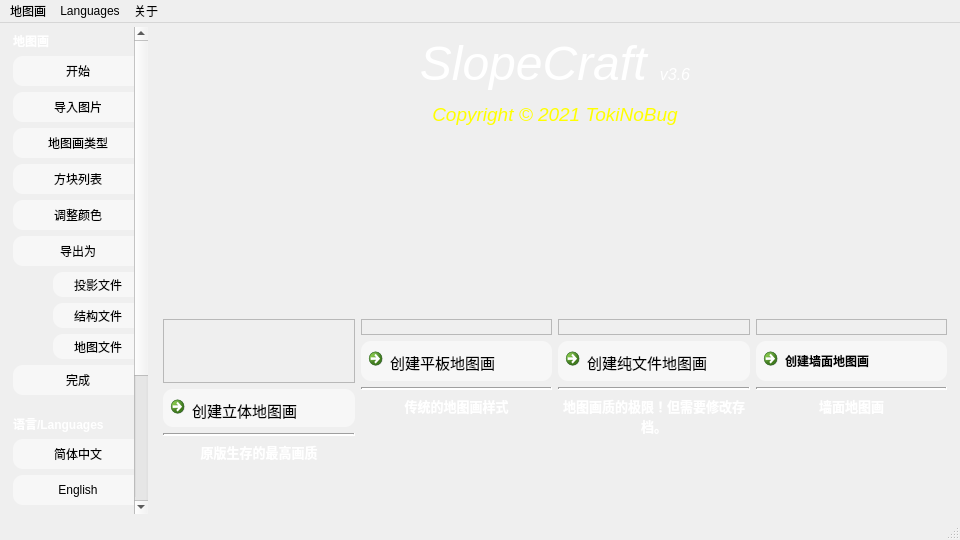
Before: the Qt Designer form SlopeCraftMain/others/mainwindow.ui in SlopeCraft/SlopeCraft, drawn with Qt 5.
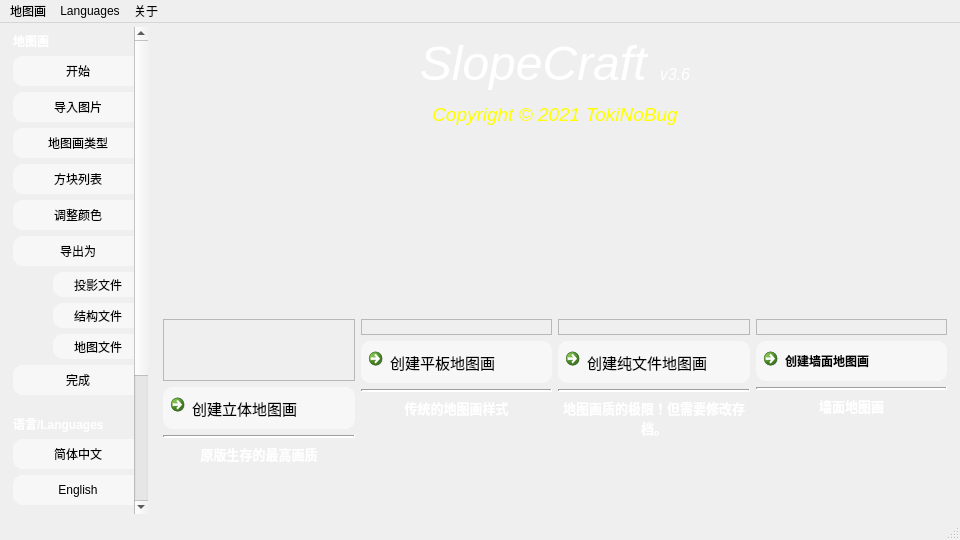
After: the same form once the commit is applied. Icons and pictures are not drawn.

```diff
--- a/SlopeCraftMain/others/mainwindow.ui
+++ b/SlopeCraftMain/others/mainwindow.ui
@@ -667,7 +667,9 @@
               </property>
               <property name="font">
                <font>
+                <family>微软雅黑</family>
                 <pointsize>11</pointsize>
+                <weight>50</weight>
                 <italic>false</italic>
                 <bold>false</bold>
                </font>
@@ -757,7 +759,9 @@
              <widget class="QCommandLinkButton" name="StartWithSlope">
               <property name="font">
                <font>
+                <family>微软雅黑</family>
                 <pointsize>11</pointsize>
+                <weight>50</weight>
                 <italic>false</italic>
                 <bold>false</bold>
                </font>
@@ -844,7 +848,9 @@
               </property>
               <property name="font">
                <font>
+                <family>微软雅黑</family>
                 <pointsize>11</pointsize>
+                <weight>50</weight>
                 <italic>false</italic>
                 <bold>false</bold>
                </font>
```
Left out of the diff: 16 changed lines with no effect on the pictures.
